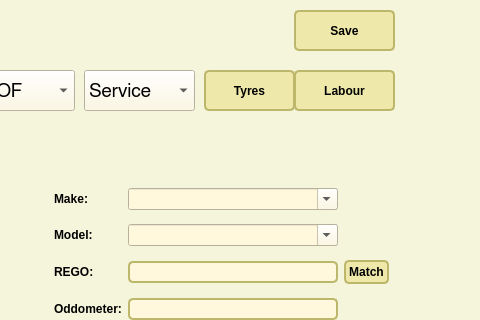
Old version of the form new_start/UI_File/Add.ui in the repository maximustann/Bing_project; both pictures show x 516 to 996 and y 0 to 320 of the 996 by 890 pixel window.
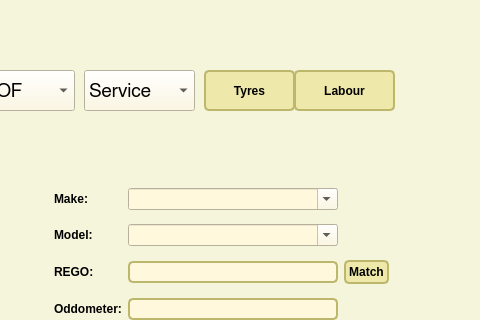
New version of the form.

Diff of the .ui file:
```diff
--- a/new_start/UI_File/Add.ui
+++ b/new_start/UI_File/Add.ui
@@ -705,26 +705,6 @@
     </item>
    </layout>
   </widget>
-  <widget class="QPushButton" name="pushButton_10">
-   <property name="geometry">
-    <rect>
-     <x>810</x>
-     <y>10</y>
-     <width>101</width>
-     <height>41</height>
-    </rect>
-   </property>
-   <property name="font">
-    <font>
-     <weight>75</weight>
-     <italic>false</italic>
-     <bold>true</bold>
-    </font>
-   </property>
-   <property name="text">
-    <string>Save</string>
-   </property>
-  </widget>
   <widget class="QTabWidget" name="tabWidget">
    <property name="geometry">
     <rect>
```
